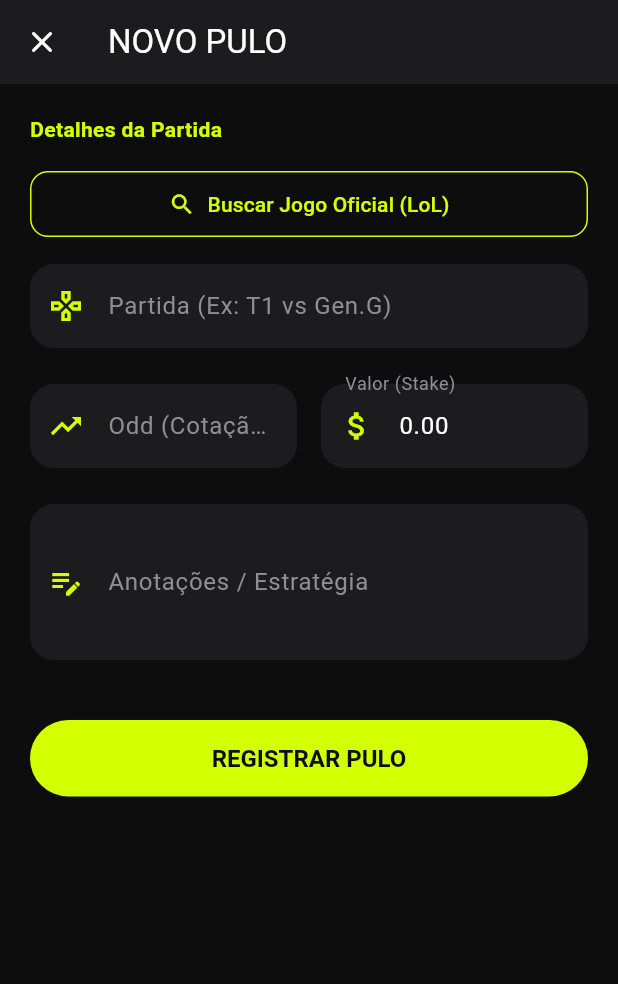
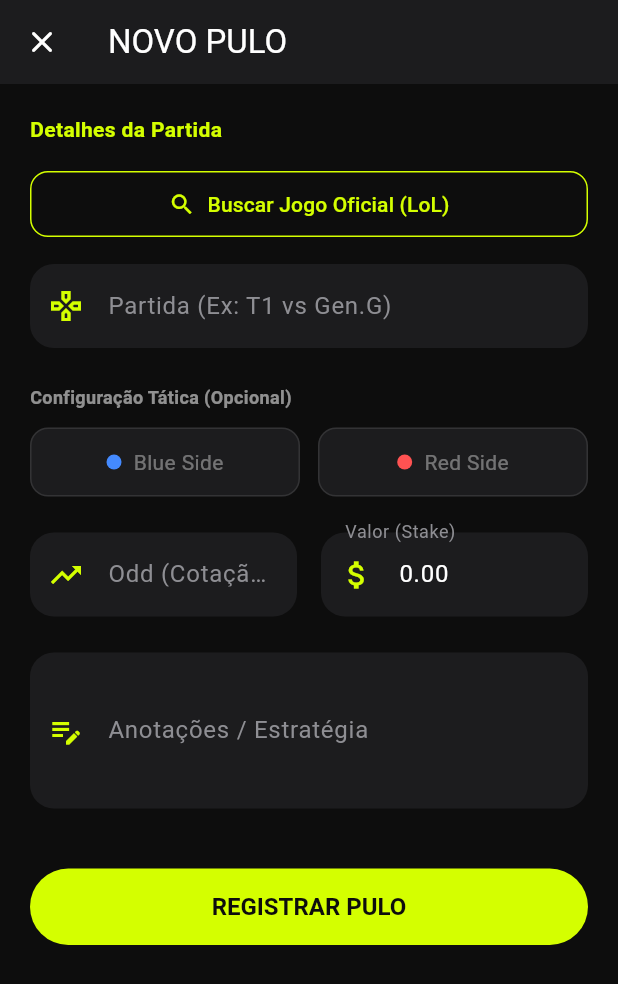
Before and after one commit to rossydDev/thressfrog-app, a Flutter app: the CreateBetPage screen opened directly, on a phone screen of 412 x 824 dp. Shown: the top 984 px of the screen. Run offline on Flutter 3.47's test engine with Material 3 defaults, Android fonts, the light colour scheme and no system bars; our stand-ins replace dio, fl_chart, hive, hive_flutter; accounts and stored records are empty.

Commit message:
fix: Registro do Adapter LoLSide no main e implementação de dados táticos manuais

```diff
--- a/lib/features/create_bet/create_bet_page.dart
+++ b/lib/features/create_bet/create_bet_page.dart
@@ -3,7 +3,7 @@ import 'package:flutter/material.dart';
 import '../../core/state/bankroll_controller.dart';
 import '../../core/theme/app_theme.dart';
 import '../../models/bet_model.dart';
-import '../../models/lol_match_model.dart'; // [NOVO] Import do modelo da API
+import '../../models/lol_match_model.dart';
 import '../create_bet/select_match_screen.dart';
 
 class CreateBetPage extends StatefulWidget {
@@ -24,9 +24,12 @@ class _CreateBetPageState extends State<CreateBetPage> {
   late TextEditingController _stakeController;
   late TextEditingController _notesController;
 
-  // [NOVO] Variáveis para controlar a escolha via API
+  // Variáveis para controlar a escolha via API
   LoLMatch? _selectedApiMatch;
   int? _selectedTeamId;
+
+  // [NOVO] Variável para controlar o Lado (Side)
+  LoLSide? _selectedSide;
 
   @override
   void initState() {
@@ -44,9 +47,14 @@ class _CreateBetPageState extends State<CreateBetPage> {
       text: widget.betToEdit?.notes ?? '',
     );
 
-    // Se estiver editando, poderíamos carregar os IDs salvos aqui,
-    // mas por enquanto vamos manter simples para criação.
-    if (widget.betToEdit == null) {
+    // Carrega dados existentes se for edição
+    if (widget.betToEdit != null) {
+      _selectedTeamId = widget.betToEdit!.pickedTeamId;
+      _selectedSide =
+          widget.betToEdit!.side; // [NOVO] Carrega o lado
+      // Nota: Não carregamos _selectedApiMatch completo na edição simples
+      // pois não salvamos o objeto todo, apenas o ID.
+    } else {
       _prefillStake();
     }
   }
@@ -119,9 +127,13 @@ class _CreateBetPageState extends State<CreateBetPage> {
             : BetResult.pending,
         notes: _notesController.text,
 
-        // [NOVO] Salvando os dados de inteligência
-        pandaMatchId: _selectedApiMatch?.id,
+        // Dados de Inteligência
+        pandaMatchId:
+            _selectedApiMatch?.id ??
+            widget.betToEdit?.pandaMatchId,
         pickedTeamId: _selectedTeamId,
+        side:
+            _selectedSide, // [NOVO] Salvando o lado escolhido
       );
 
       if (isEditing) {
@@ -279,7 +291,6 @@ class _CreateBetPageState extends State<CreateBetPage> {
                   width: double.infinity,
                   child: OutlinedButton.icon(
                     onPressed: () async {
-                      // [NOVO] Espera um OBJETO LoLMatch, não string
                       final match =
                           await Navigator.push<LoLMatch>(
                             context,
@@ -294,8 +305,9 @@ class _CreateBetPageState extends State<CreateBetPage> {
                           _selectedApiMatch = match;
                           _matchController.text =
                               match.name;
-                          _selectedTeamId =
-                              null; // Reseta seleção anterior
+                          _selectedTeamId = null;
+                          _selectedSide =
+                              null; // Reseta side ao trocar partida
                         });
                       }
                     },
@@ -333,7 +345,7 @@ class _CreateBetPageState extends State<CreateBetPage> {
                 icon: Icons.gamepad_outlined,
               ),
 
-              // --- [NOVO] SELETOR DE TIMES ---
+              // --- SELETOR DE TIMES ---
               if (_selectedApiMatch != null &&
                   _selectedApiMatch!.teamA != null &&
                   _selectedApiMatch!.teamB != null) ...[
@@ -373,7 +385,38 @@ class _CreateBetPageState extends State<CreateBetPage> {
                 ),
               ],
 
-              // ----------------------------------------
+              // --- [NOVO] SELETOR DE LADO (SIDE) ---
+              const SizedBox(height: 24),
+              const Text(
+                "Configuração Tática (Opcional)",
+                style: TextStyle(
+                  color: Colors.white54,
+                  fontSize: 12,
+                  fontWeight: FontWeight.bold,
+                ),
+              ),
+              const SizedBox(height: 12),
+              Row(
+                children: [
+                  Expanded(
+                    child: _buildSideSelector(
+                      LoLSide.blue,
+                      "Blue Side",
+                      Colors.blueAccent,
+                    ),
+                  ),
+                  const SizedBox(width: 12),
+                  Expanded(
+                    child: _buildSideSelector(
+                      LoLSide.red,
+                      "Red Side",
+                      Colors.redAccent,
+                    ),
+                  ),
+                ],
+              ),
+
+              // -------------------------------------
               const SizedBox(height: 24),
 
               Row(
@@ -428,7 +471,7 @@ class _CreateBetPageState extends State<CreateBetPage> {
     );
   }
 
-  // [NOVO] Widget para desenhar o cartão do time
+  // Widget para desenhar o cartão do time
   Widget _buildTeamSelector(Team team, bool isSelected) {
     return Expanded(
       child: GestureDetector(
@@ -501,6 +544,75 @@ class _CreateBetPageState extends State<CreateBetPage> {
     );
   }
 
+  // [NOVO] Widget para selecionar o lado
+  Widget _buildSideSelector(
+    LoLSide side,
+    String label,
+    Color color,
+  ) {
+    final isSelected = _selectedSide == side;
+    return GestureDetector(
+      onTap: () {
+        setState(() {
+          // Se já estiver selecionado, desmarca (toggle)
+          if (_selectedSide == side) {
+            _selectedSide = null;
+          } else {
+            _selectedSide = side;
+          }
+        });
+      },
+      child: AnimatedContainer(
+        duration: const Duration(milliseconds: 200),
+        padding: const EdgeInsets.symmetric(vertical: 12),
+        decoration: BoxDecoration(
+          color: isSelected
+              ? color.withValues(alpha: 0.15)
+              : AppColors.surfaceDark,
+          border: Border.all(
+            color: isSelected ? color : Colors.white10,
+            width: isSelected ? 2 : 1,
+          ),
+          borderRadius: BorderRadius.circular(12),
+        ),
+        child: Row(
+          mainAxisAlignment: MainAxisAlignment.center,
+          children: [
+            // Bolinha colorida
+            Container(
+              width: 10,
+              height: 10,
+              decoration: BoxDecoration(
+                color: color,
+                shape: BoxShape.circle,
+                boxShadow: isSelected
+                    ? [
+                        BoxShadow(
+                          color: color,
+                          blurRadius: 6,
+                        ),
+                      ]
+                    : [],
+              ),
+            ),
+            const SizedBox(width: 8),
+            Text(
+              label,
+              style: TextStyle(
+                color: isSelected
+                    ? Colors.white
+                    : Colors.white38,
+                fontWeight: isSelected
+                    ? FontWeight.bold
+                    : FontWeight.normal,
+              ),
+            ),
+          ],
+        ),
+      ),
+    );
+  }
+
   Widget _buildInput({
     required String label,
     required TextEditingController controller,
--- a/lib/main.dart
+++ b/lib/main.dart
@@ -16,6 +16,7 @@ void main() async {
   Hive.registerAdapter(BetAdapter()); // ID 1
   Hive.registerAdapter(InvestorProfileAdapter()); // ID 2
   Hive.registerAdapter(UserProfileAdapter()); // ID 3
+  Hive.registerAdapter(LoLSideAdapter());
 
   // Abrir caixas
   await Hive.openBox('settings');
```
Also changed, not shown: lib/core/state/bankroll_controller.dart (+31 -0 lines), lib/features/oracle/oracle_page.dart (+130 -140 lines).
